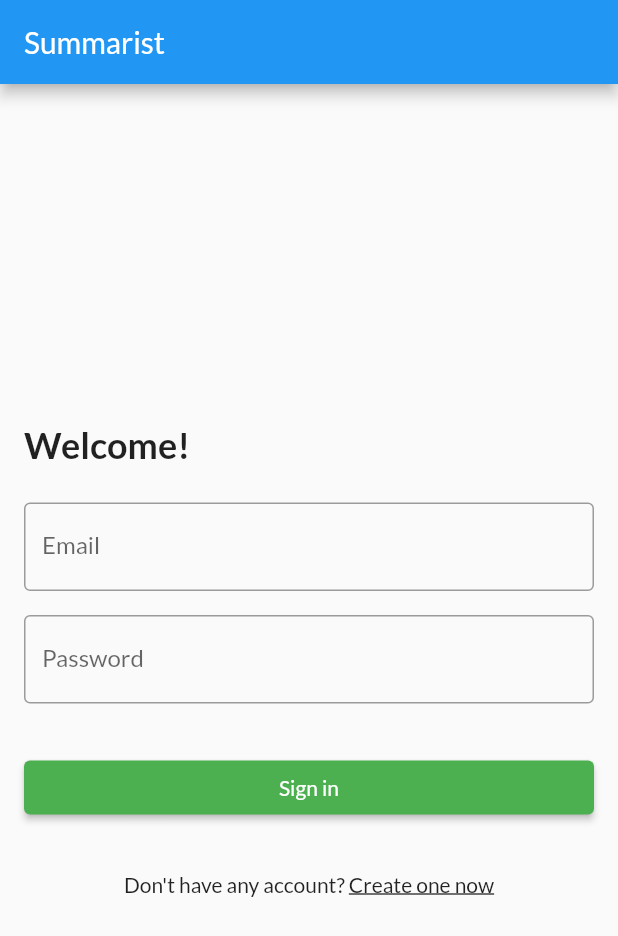
After one commit to nattawutk123/summarist_ninja, a Flutter app: the screen it shows after launch, after a tap on "Sign in", on a phone screen of 412 x 824 dp. The commit adds this screen. Shown: the top 936 px of the screen. Run offline on Flutter 3.47's test engine with Material 2 defaults, Android fonts, the light colour scheme and no system bars; our stand-ins replace google_fonts; network calls fail.

Commit message:
update not finish

```diff
--- /dev/null
+++ b/lib/features/sign_in/presentation/sign_in_page.dart
@@ -0,0 +1,62 @@
+import 'package:flutter/material.dart';
+
+class SignInPage extends StatelessWidget {
+  const SignInPage({Key? key}) : super(key: key);
+
+  @override
+  Widget build(BuildContext context) {
+    return Scaffold(
+      appBar: AppBar(
+        title: const Text('Summarist'),
+      ),
+      body: Padding(
+        padding: const EdgeInsets.all(16.0),
+        child: Column(
+          mainAxisAlignment: MainAxisAlignment.center,
+          crossAxisAlignment: CrossAxisAlignment.stretch,
+          children: [
+            const Text(
+              'Welcome!',
+              style: TextStyle(fontSize: 24, fontWeight: FontWeight.bold),
+            ),
+            const SizedBox(height: 24),
+            TextFormField(
+              decoration: const InputDecoration(
+                labelText: 'Email',
+                border: OutlineInputBorder(),
+              ),
+            ),
+            const SizedBox(height: 16),
+            TextFormField(
+              decoration: const InputDecoration(
+                labelText: 'Password',
+                border: OutlineInputBorder(),
+              ),
+              obscureText: true,
+            ),
+            const SizedBox(height: 32),
+            ElevatedButton(
+              onPressed: () {},
+              style: ElevatedButton.styleFrom(primary: Colors.green),
+              child: const Text('Sign in'),
+            ),
+            const SizedBox(height: 32),
+            Row(
+              mainAxisAlignment: MainAxisAlignment.center,
+              children: [
+                const Text("Don't have any account? "),
+                GestureDetector(
+                  onTap: () {},
+                  child: const Text(
+                    'Create one now',
+                    style: TextStyle(decoration: TextDecoration.underline),
+                  ),
+                ),
+              ],
+            ),
+          ],
+        ),
+      ),
+    );
+  }
+}
--- /dev/null
+++ b/lib/features/splash/presentation/splash_page.dart
@@ -0,0 +1,35 @@
+import 'dart:async';
+import 'package:flutter/material.dart';
+
+import '../../sign_in/presentation/sign_in_page.dart';
+
+class SplashPage extends StatefulWidget {
+  const SplashPage({Key? key}) : super(key: key);
+
+  @override
+  State<SplashPage> createState() => _SplashPageState();
+}
+
+class _SplashPageState extends State<SplashPage> {
+  @override
+  void initState() {
+    super.initState();
+    Timer(const Duration(seconds: 2), () {
+      Navigator.of(context).pushReplacement(
+        MaterialPageRoute(builder: (context) => const SignInPage()),
+      );
+    });
+  }
+
+  @override
+  Widget build(BuildContext context) {
+    return Scaffold(
+      body: Center(
+        child: Text(
+          'Summarist',
+          style: TextStyle(fontSize: 32, fontWeight: FontWeight.bold),
+        ),
+      ),
+    );
+  }
+}
--- a/lib/main.dart
+++ b/lib/main.dart
@@ -1,7 +1,6 @@
 import 'package:flutter/material.dart';
 import 'package:google_fonts/google_fonts.dart';
-
-import 'features/home/presentation/home_page.dart';
+import 'package:summarist_ninja/features/splash/presentation/splash_page.dart';
 
 void main() {
   runApp(const MyApp());
@@ -21,7 +20,7 @@ class MyApp extends StatelessWidget {
           Theme.of(context).textTheme,
         ),
       ),
-      home: const HomePage(),
+      home: const SplashPage(),
     );
   }
 }
```
